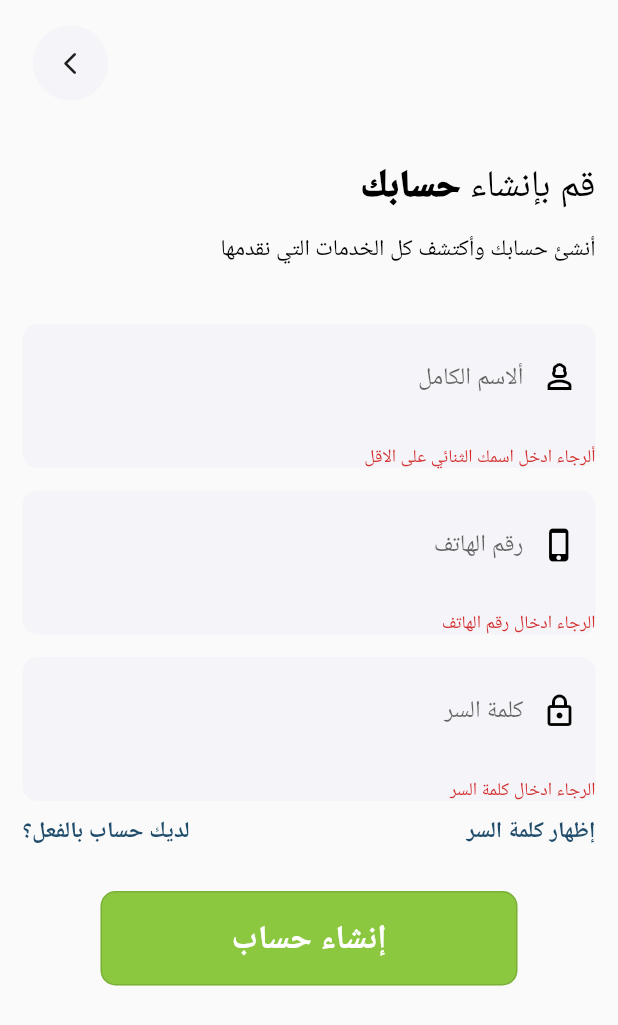
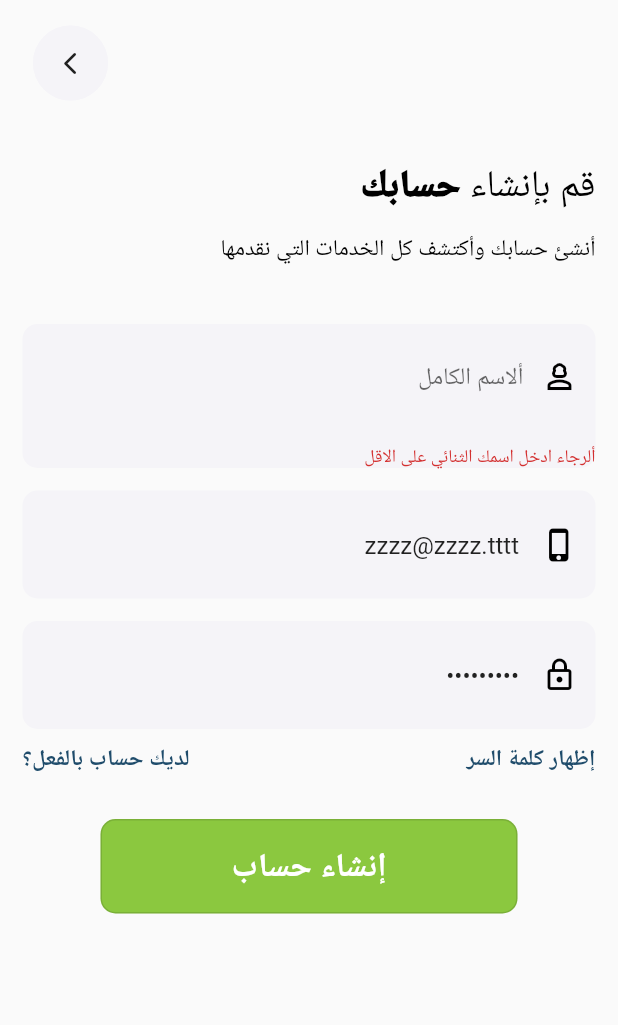
Before and after one commit to BkrTech101-InnovaMind/tadllal-app, a Flutter app: the SignUpPage screen opened directly, after a tap on "إنشاء حساب", on a phone screen of 412 x 824 dp. Shown: the top 1025 px of the screen. Run offline on Flutter 3.47's test engine with Material 2 defaults, Android fonts, the phone set to English and light mode, and no system bars; our stand-ins replace dio, flutter_secure_storage, flutter_svg, hooks_riverpod, share; missing offline and left inert: dynamic_height_grid_view, flutter_verification_code; accounts and stored records are empty; network calls fail; project files that could hold a hidden picture were left out.

Commit message:
refactor(sign in & up: implement the methods to it's form

```diff
--- a/app/lib/pages/auth_pages/auth_pages.dart
+++ b/app/lib/pages/auth_pages/auth_pages.dart
@@ -30,6 +30,7 @@ Widget buildIntro() {
     "assets/images/shape4.png",
   ];
   return GridView.builder(
+    physics: const NeverScrollableScrollPhysics(),
     shrinkWrap: true,
     gridDelegate: const SliverGridDelegateWithFixedCrossAxisCount(
       crossAxisCount: 2,
--- a/app/lib/pages/auth_pages/sign_up_page/widgets/sign_up_form.dart
+++ b/app/lib/pages/auth_pages/sign_up_page/widgets/sign_up_form.dart
@@ -1,5 +1,6 @@
+import 'package:dio/dio.dart';
 import 'package:flutter/material.dart';
-import 'package:tadllal/pages/auth_pages/code_auth_page/code_auth_page.dart';
+import 'package:tadllal/methods/auth_provider.dart';
 import 'package:tadllal/pages/auth_pages/sign_in_page/sign_in_page.dart';
 
 class SignUpForm extends StatefulWidget {
@@ -17,32 +18,61 @@ class _SignUpFormState extends State<SignUpForm> {
   bool password = true;
 
   @override
+  void initState() {
+    _phoneController.text = "zzzz@zzzz.tttt";
+    _passwordController.text = "@Abo77927";
+    super.initState();
+  }
+
+  @override
   void dispose() {
     _phoneController.dispose();
     _passwordController.dispose();
     super.dispose();
   }
 
-  void handleSubmit() {
+  void handleSubmit() async {
     if (!_formKey.currentState!.validate()) {
       return;
     }
 
-    Map form = {
-      "userName": _userNameController.text,
-      "phoneNumber": _phoneController.text,
-      "password": _passwordController.text,
+    final form = {
+      "name": _userNameController.text.toString(),
+      "email": _phoneController.text.toString(),
+      "password": _passwordController.text.toString(),
+      "password_confirmation": _passwordController.text.toString(),
       "device_name": "mobile",
     };
 
-    print(form);
+    try {
+      AuthProvider authProvider = AuthProvider();
+      Response response = await authProvider.signUp(data: form);
+      if (response.data != null) {
+        final token = response.data['data']['token'];
+        await authProvider.saveAccessToken(token: token);
+        ScaffoldMessenger.of(context).showSnackBar(
+          const SnackBar(
+              content: Text("ألرجاء التأكد من رمز التحقق لمتابعة التسجيل")),
+        );
+      }
 
-    Navigator.push<void>(
-      context,
-      MaterialPageRoute<void>(
-        builder: (BuildContext context) => const CodeAuthenticationPage(),
-      ),
-    );
+      print(response.data.toString());
+    } catch (e) {
+      if (e is DioException) {
+        ScaffoldMessenger.of(context).showSnackBar(
+          const SnackBar(
+              content:
+                  Text("هذا الحساب مسجلُ مسبقاً, حاول بإستخدام حساب اَخر")),
+        );
+      } else {
+        ScaffoldMessenger.of(context).showSnackBar(
+          const SnackBar(
+              content: Text(
+            "يبدو أن هناك خطأ ما, تأكد من إتصالك بالانترنت وحاول مجدداً",
+          )),
+        );
+      }
+    }
   }
 
   @override
@@ -81,7 +111,7 @@ class _SignUpFormState extends State<SignUpForm> {
               borderRadius: BorderRadius.circular(10),
             ),
             child: TextFormField(
-              keyboardType: TextInputType.phone,
+              keyboardType: TextInputType.emailAddress,
               validator: (value) => value == null || value.isEmpty
                   ? "الرجاء ادخال رقم الهاتف"
                   : null,
```
Also changed, not shown: app/lib/methods/note_for_futur.dart (added, +122 -0 lines), app/lib/pages/auth_pages/sign_in_page/widgets/sign_in_form.dart (+47 -5 lines).
